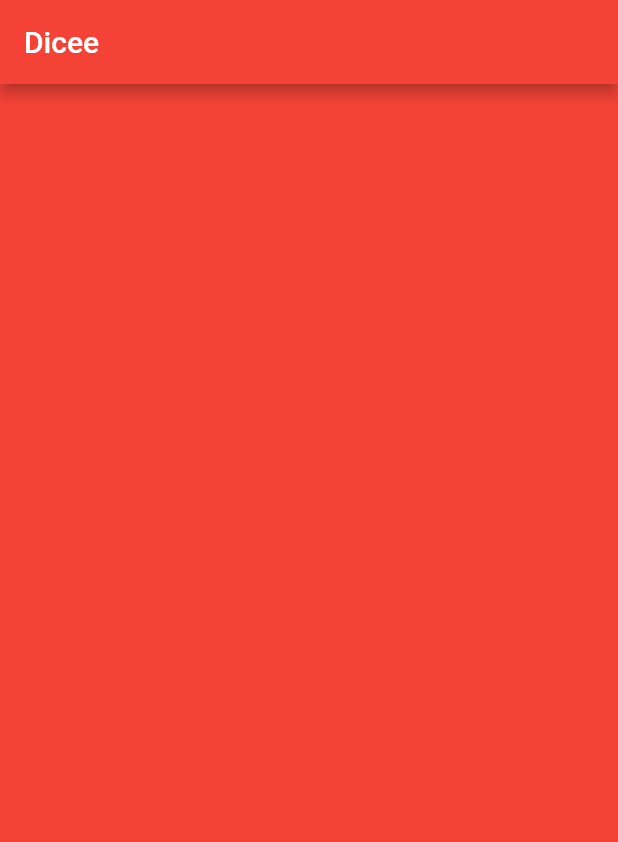
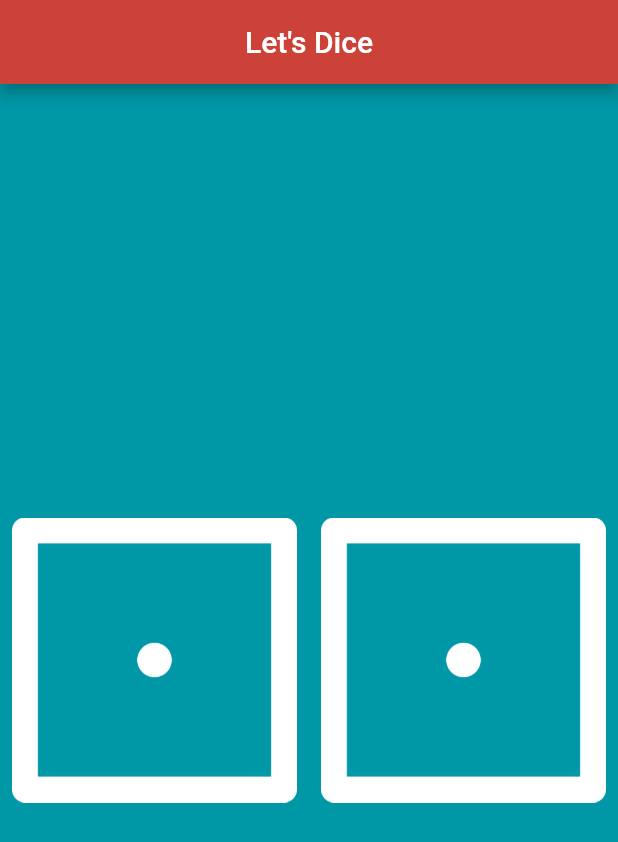
Before and after one commit to Gurmukh300/roll-your-dicee, a Flutter app: the screen it shows after launch, on a phone screen of 412 x 824 dp. Shown: the top 842 px of the screen. Run offline on Flutter 3.47's test engine with Material 2 defaults, Android fonts, the phone set to English and light mode, and no system bars.

```diff
--- a/lib/main.dart
+++ b/lib/main.dart
@@ -4,20 +4,36 @@ void main() {
   return runApp(
     MaterialApp(
       home: Scaffold(
-        backgroundColor: Colors.red,
+        backgroundColor: Colors.cyan.shade700,
         appBar: AppBar(
-          title: Text('Dicee'),
-          backgroundColor: Colors.red,
+          title: Center(child: Text("Let's Dice")),
+          backgroundColor: Color.fromARGB(255, 204, 66, 56),
         ),
-        body: DicePage(),
+        body: DiceRoller(),
       ),
+      debugShowCheckedModeBanner: false,
     ),
   );
 }
 
-class DicePage extends StatelessWidget {
+class DiceRoller extends StatelessWidget {
   @override
   Widget build(BuildContext context) {
-    return Container();
+    return Center(
+      child: Row(
+        children: <Widget>[
+          Expanded(
+            child: TextButton(
+              onPressed: () {},
+              child: Image.asset('images/dice1.png'),
+            ),
+          ),
+          Expanded(
+            child: TextButton(
+                onPressed: () {}, child: Image.asset('images/dice1.png')),
+          ),
+        ],
+      ),
+    );
   }
 }
```
